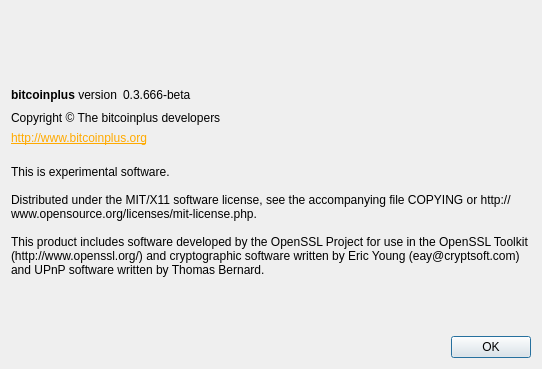
Old version of the form src/qt/forms/aboutdialog.ui in the repository stubma/xbcwalletsource.
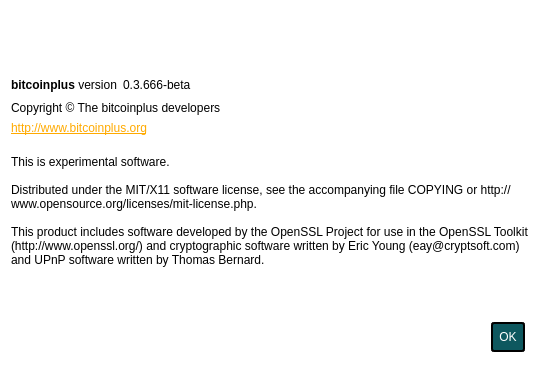
New version of the form. Icons and pictures are not drawn.

```diff
--- a/src/qt/forms/aboutdialog.ui
+++ b/src/qt/forms/aboutdialog.ui
@@ -15,121 +15,15 @@
   </property>
   <property name="styleSheet">
    <string notr="true">QDialog {
-        color: white;
-        background-color: #343434;
+        color: black;
+        background-color: #ffffff;
         border: none;
 }
 
-QMainWindow {
-        color: white;
-        background-color: #343434;
-        border: none;
-}
-
-QMenu {
-        background-color: #343434;
-        color: white;
-}
-
-QMenu::item:selected {
-        background-color: #e86941;
-        color: white;
-}
-
-QMenu::item:hover {
-        background-color: #33ffff;
-        color: white;
-}
-
-QProgressBar {
-        background-color: #343434;
-        border-radius: 6px;
-        text-align: center;
-        color: white;
-}
-
-QProgressBar::chunk {
-        background: QLinearGradient(x1: 0, y1: 0, x2: 1, y2: 0, stop: 0 #000000, stop: 1 #e86941);
-        border-radius: 6px; margin: 0px;
-}
-
-QScrollArea {
-        border-radius: 6px;
-        border-width: 0;
-        border-style: none;
-        padding: 8px;
-        background-color: #000000;
-        color: white;
-}
-
-QFormLayout {
-        border-radius: 6px;
-        border-width: 0;
-        border-style: none;
-        padding: 8px;
-        background-color: #000000;
-        color: white;
-}
-
-QCheckBox {
-        border-radius: 4px;
-        border-width: 0;
-        border-style: none;
-        padding: 8px;
-        background-color: #000000;
-        color: white;
-}
-
-QVBoxLayout {
-        border-radius: 6px;
-        border-width: 0;
-        border-style: none;
-        padding: 8px;
-        background-color: #000000;
-        color: white;
-}
-
-QFrame#central {
-        background-color: #343434;
-        border: none
-}
-
-QFrame#SendCoinsEntry {
-        background-color: #343434;
-        border: none;
-        min-width: 10em;
-        padding: 6px;
-}
-
-QFrame#frame, QFrame#frame_2, QFrame#frame_3 {
-        background-color: #000000;
-        border-style: plain;
-        border-width: 20px;
-        border-radius: 15px;
-        border-color: #000000;
-        min-width: 10em;
-        padding: 6px;
-}
-
-QLabel {
-        background-color: transparent;
-        color: white;
-        font-weight: normal
-}
-
-QLabel[openExternalLinks=true], QHeaderView {
-        color: #aaaaaa
-}
-
-QLabel[openExternalLinks=false] {
-        color: white;
-        font-weight: normal
-}
-
-QPushButton, QToolButton {
+QPushButton, QToolButton, QDialogButtonBox {
         border: 2px solid #000000;
         border-radius: 3px;
-        background-color: #000000;
+        background-color: #0e585f;
         color: white;
         padding: 6px;
         margin: 6px;
@@ -147,132 +41,7 @@
 QPushButton:disabled, QToolButton:disabled {
         color: #444;
         background-color: #222222;
-}
-
-scrollAreaWidgetContents QToolButton {
-        border-radius: 8px;
-        border-width: 0px;
-}
-
-scrollAreaWidgetContents {
-        background: #222222
-}
-
-scrollAreaWidgetContents &gt; QFrame {
-        background-color: #222222;
-        border-width: 0px;
-        border-style: none;
-}
-
-QToolBar {
-        background: #343434;
-        border: 0px solid black;
-        padding: 3px;
-}
-
-QToolBar::handle {
-        image: url(handle.png);
-}
-
-QMenuBar {
-        background: #343434;
-}
-
-QMenuBar::item {
-        background: #343434;
-        color: white;
-}
-
-QStatusBar {
-        background: #343434;
-}
-
-QLineEdit {
-        border-radius: 6px;
-        border-width: 1px;
-        border-color: #222222;
-        padding: 8px;
-        background-color: #000000;
-        color: white;
-}
-
-QLineEdit:disabled {
-        border-radius: 6px;
-        border-width: 1px;
-        border-color: #222222;
-        padding: 8px;
-        background-color: #262626;
-        color: white;
-}
-
-QComboBox {
-        border-radius: 8px;
-        border-width: 0;
-        border-style: none;
-        padding: 4px;
-        background-color: #000000;
-        color: white;
-}
-
-payAmount {
-        border-radius: 8px;
-        border-width: 0;
-        border-style: none;
-        padding: 4px;
-        background-color: #000000;
-        color: white;
-}
-
-QComboBox::drop-down {
-        border-width: 0;
-        border-style: none;
-        background-color: #000000;
-        color: white;
-}
-
-QTableView {
-        background: #000000;
-        color: white;
-        border-style: none;
-        selection-background-color: #aaaaaa;
-        alternate-background-color: #222222;
-        selection-color: #000000;
-        border: 0px solid black;
-}
-
-QHeaderView {
-        color: #aaaaaa;
-        background-color: #000000;
-        background-image: none;
-}
-
-QHeaderView::section {
-        color: #aaaaaa;
-        background-color: #222222;
-}
-
-QHeaderView::section:checked {
-        background-color: #000000;
-}
-
-QTabWidget {
-        background: #343434;
-}
-
-QTabWidget::pane {
-        border-top: 1px solid #000000;
-        border: 2px solid #000000;
-        border-bottom-left-radius: 8px;
-        border-bottom-right-radius: 8px;
-        border-top-right-radius: 8px;
-        background: #343434;
-}
-
-QTabWidget::tab-bar {
-        left: 5px;
-}
-
-</string>
+}</string>
   </property>
   <layout class="QHBoxLayout" name="horizontalLayout_2">
    <item>
```
